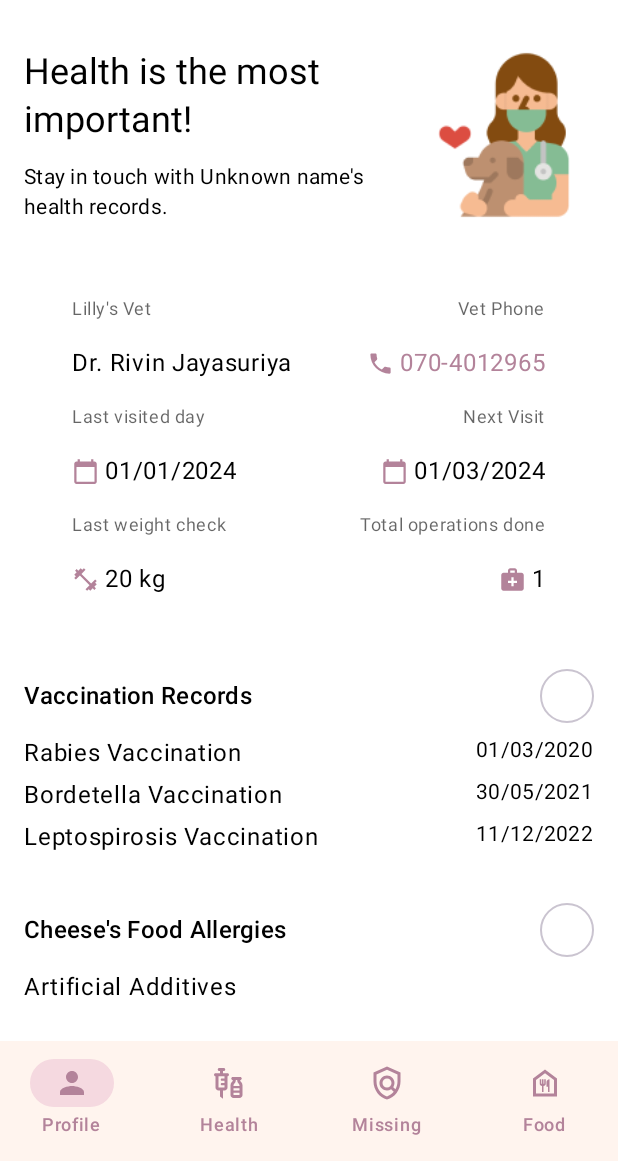
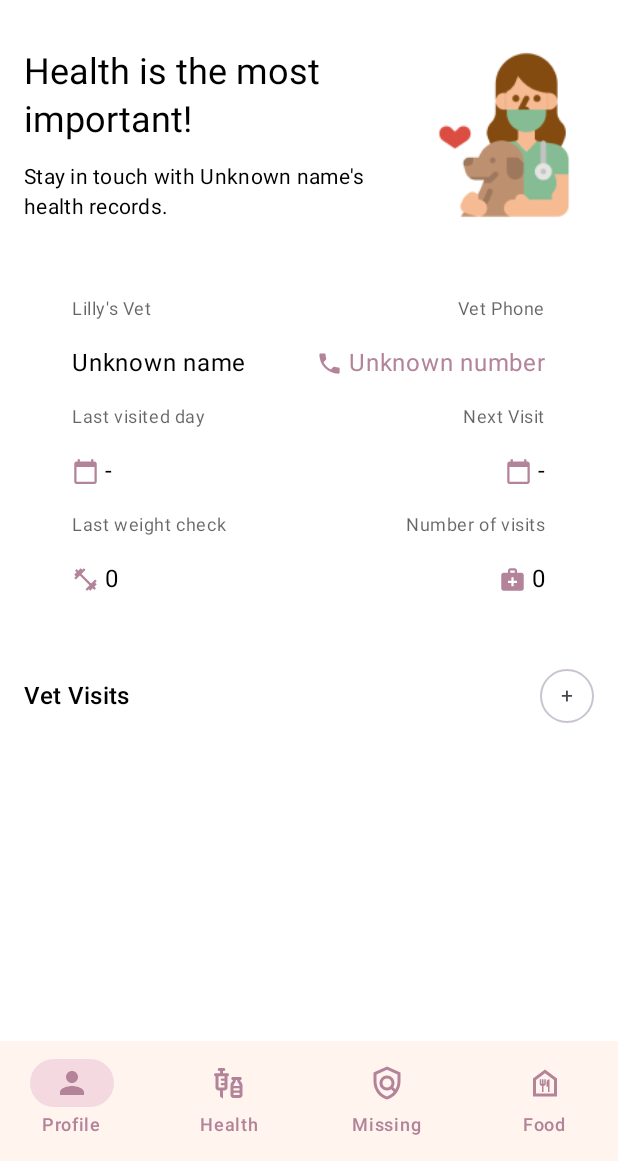
Before and after one commit to twqDaniell/PawPlan, an Android app built with Jetpack Compose: the HealthScreen screen opened through its navigation route, on a phone screen of 412 x 824 dp, the part 75-1236 px from its top. Run offline under Robolectric (Android 15) with nearby library versions, the phone set to English and light mode, and no system bars; our stand-ins replace Firebase (no records; nobody signed in at launch, a user with empty details on screens opened directly); pictures from the network do not load.

Commit message:
Show actual vet visits

```diff
--- a/app/src/main/java/com/example/pawplan/health/HealthScreen.kt
+++ b/app/src/main/java/com/example/pawplan/health/HealthScreen.kt
@@ -1,18 +1,39 @@
 package com.example.pawplan.health
 
+import android.util.Log
 import androidx.compose.foundation.layout.*
 import androidx.compose.runtime.Composable
+import androidx.compose.runtime.LaunchedEffect
 import androidx.compose.runtime.collectAsState
 import androidx.compose.runtime.getValue
+import androidx.compose.runtime.mutableStateOf
+import androidx.compose.runtime.remember
 import androidx.compose.ui.Modifier
 import androidx.compose.ui.unit.dp
 import androidx.lifecycle.viewmodel.compose.viewModel
 import com.example.pawplan.models.MainViewModel
+import com.google.firebase.firestore.FirebaseFirestore
+import kotlinx.coroutines.tasks.await
+import java.util.Calendar
+import java.util.Date
+
+data class VetVisit(
+    val petId: String = "",
+    val topic: String = "",
+    val visitDate: Date = Date()
+)
 
 @Composable
 fun HealthScreen(mainViewModel: MainViewModel = viewModel()) {
     val petDetails by mainViewModel.petDetails.collectAsState()
+    val vetVisits = remember { mutableStateOf<List<VetVisit>>(emptyList()) }
 
+    petDetails?.let { pet ->
+        LaunchedEffect(pet.petId) {
+            val visits = fetchVetVisitsForPet(pet.petId)
+            vetVisits.value = visits
+        }
+    }
     Column(
         modifier = Modifier
             .fillMaxSize()
@@ -21,10 +42,53 @@ fun HealthScreen(mainViewModel: MainViewModel = viewModel()) {
     ) {
         HeaderSection(petDetails?.petName ?: "Unknown name")
 
-        VetInfoSection()
+        VetInfoSection(petDetails?.vetId ?: "Unknown", findLastVisit(vetVisits.value), findNextVisit(vetVisits.value), vetVisits.value.size, petDetails?.petWeight ?: 0)
 
-        VaccinationRecordsSection()
-
-        FoodAllergiesSection()
+        VaccinationRecordsSection(vetVisits.value)
     }
 }
+
+suspend fun fetchVetVisitsForPet(petId: String): List<VetVisit> {
+    val firestore = FirebaseFirestore.getInstance()
+    return try {
+        val snapshot = firestore.collection("vetVisits")
+            .whereEqualTo("petId", petId)
+            .orderBy("visitDate", com.google.firebase.firestore.Query.Direction.DESCENDING)
+            .get()
+            .await() // Wait for the query to complete
+
+        // Map the documents to a list of VetVisit objects
+        snapshot.documents.mapNotNull { document ->
+            document.toObject(VetVisit::class.java)
+        }
+    } catch (e: Exception) {
+        Log.e("sss","Error fetching vet visits: ${e.message}")
+        emptyList()
+    }
+}
+
+fun findLastVisit(vetVisits: List<VetVisit>): VetVisit {
+    vetVisits.forEach { visit ->
+        if(visit.visitDate.before(Date())) {
+            return visit;
+        }
+    }
+
+    return VetVisit("-", "-", Date())
+}
+
+fun findNextVisit(vetVisits: List<VetVisit>): VetVisit {
+    val today = Calendar.getInstance()
+
+    vetVisits.reversed().forEach { visit ->
+        val targetDate = Calendar.getInstance()
+        targetDate.time = visit.visitDate
+
+        if(visit.visitDate.after(Date()) || today.get(Calendar.YEAR) == targetDate.get(Calendar.YEAR) &&
+            today.get(Calendar.DAY_OF_YEAR) == targetDate.get(Calendar.DAY_OF_YEAR)) {
+            return visit
+        }
+    }
+
+    return VetVisit("-", "-", Date())
+}
--- a/app/src/main/java/com/example/pawplan/health/VaccinationRecordsSection.kt
+++ b/app/src/main/java/com/example/pawplan/health/VaccinationRecordsSection.kt
@@ -2,19 +2,35 @@ package com.example.pawplan.health
 
 import androidx.compose.foundation.layout.Arrangement
 import androidx.compose.foundation.layout.Column
+import androidx.compose.foundation.layout.PaddingValues
 import androidx.compose.foundation.layout.Row
+import androidx.compose.foundation.layout.fillMaxSize
 import androidx.compose.foundation.layout.fillMaxWidth
 import androidx.compose.foundation.layout.size
+import androidx.compose.foundation.lazy.LazyColumn
+import androidx.compose.foundation.lazy.items
 import androidx.compose.material3.MaterialTheme
 import androidx.compose.material3.OutlinedButton
 import androidx.compose.material3.Text
 import androidx.compose.runtime.Composable
+import androidx.compose.runtime.LaunchedEffect
+import androidx.compose.runtime.collectAsState
+import androidx.compose.runtime.getValue
+import androidx.compose.runtime.mutableStateOf
+import androidx.compose.runtime.remember
 import androidx.compose.ui.Alignment
 import androidx.compose.ui.Modifier
 import androidx.compose.ui.unit.dp
+import com.google.firebase.firestore.FirebaseFirestore
+import kotlinx.coroutines.flow.MutableStateFlow
+import kotlinx.coroutines.flow.StateFlow
+import kotlinx.coroutines.tasks.await
+import java.text.SimpleDateFormat
+import java.util.Date
+import java.util.Locale
 
 @Composable
-fun VaccinationRecordsSection() {
+fun VaccinationRecordsSection(vetVisits: List<VetVisit>) {
     Column(
         modifier = Modifier.fillMaxWidth(),
         verticalArrangement = Arrangement.spacedBy(8.dp)
@@ -26,23 +42,31 @@ fun VaccinationRecordsSection() {
             verticalAlignment = Alignment.CenterVertically
         ) {
             Text(
-                text = "Vaccination Records",
+                text = "Vet Visits",
                 style = MaterialTheme.typography.titleMedium
             )
             OutlinedButton(
                 onClick = { /* Add vaccination logic */ },
+                contentPadding = PaddingValues(0.dp),
                 modifier = Modifier.size(36.dp) // Ensure consistent button size
             ) {
-                Text("+", style = MaterialTheme.typography.bodyLarge)
+                Text("+", style = MaterialTheme.typography.bodyMedium)
             }
         }
 
         // Vaccination List
-        Column(verticalArrangement = Arrangement.spacedBy(4.dp)) {
-            VaccinationRecordItem("Rabies Vaccination", "01/03/2020")
-            VaccinationRecordItem("Bordetella Vaccination", "30/05/2021")
-            VaccinationRecordItem("Leptospirosis Vaccination", "11/12/2022")
+        LazyColumn(
+            verticalArrangement = Arrangement.spacedBy(4.dp),
+            modifier = Modifier.fillMaxSize() // Ensure it takes available space
+        ) {
+            items(vetVisits) { visit ->
+                VaccinationRecordItem(
+                    visit.topic,
+                    SimpleDateFormat("dd/MM/yyyy", Locale.getDefault()).format(visit.visitDate)
+                )
+            }
         }
+
     }
 }
 
--- a/app/src/main/java/com/example/pawplan/health/VetInfoSection.kt
+++ b/app/src/main/java/com/example/pawplan/health/VetInfoSection.kt
@@ -18,12 +18,38 @@ import androidx.compose.material3.Icon
 import androidx.compose.material3.MaterialTheme
 import androidx.compose.material3.Text
 import androidx.compose.runtime.Composable
+import androidx.compose.runtime.LaunchedEffect
+import androidx.compose.runtime.collectAsState
+import androidx.compose.runtime.getValue
 import androidx.compose.ui.Alignment
 import androidx.compose.ui.Modifier
 import androidx.compose.ui.unit.dp
+import com.example.pawplan.models.PetDetails
+import com.example.pawplan.models.UserDetails
+import com.google.firebase.firestore.FirebaseFirestore
+import kotlinx.coroutines.flow.MutableStateFlow
+import kotlinx.coroutines.flow.StateFlow
+import java.text.SimpleDateFormat
+import java.util.Date
+import java.util.Locale
+
+data class VetDetails(
+    val vetId: String = "",
+    val vetName: String = "",
+    val phoneNumber: String = ""
+)
+
+private val _vetDetails = MutableStateFlow<VetDetails?>(null)
+val vetDetails: StateFlow<VetDetails?> get() = _vetDetails
 
 @Composable
-fun VetInfoSection() {
+fun VetInfoSection(vetId: String, lastVisit: VetVisit, nextVisit: VetVisit, numberOfVisits: Int, weight: Int) {
+    LaunchedEffect(vetId) {
+        fetchVetDetails(vetId)
+    }
+
+    val vetDetails by vetDetails.collectAsState()
+
     Box(
         modifier = Modifier
             .fillMaxWidth()
@@ -47,7 +73,7 @@ fun VetInfoSection() {
                     )
                 )
                 Text(
-                    text = "Dr. Rivin Jayasuriya",
+                    text = vetDetails?.vetName ?: "Unknown name",
                     style = MaterialTheme.typography.bodyLarge
                 )
 
@@ -67,7 +93,11 @@ fun VetInfoSection() {
                     )
                     Spacer(modifier = Modifier.width(4.dp))
                     Text(
-                        text = "01/01/2024",
+                        text = if (lastVisit.topic == "-") {
+                            "-"
+                        } else {
+                            SimpleDateFormat("dd/MM/yyyy", Locale.getDefault()).format(lastVisit.visitDate)
+                        },
                         style = MaterialTheme.typography.bodyLarge
                     )
                 }
@@ -88,7 +118,7 @@ fun VetInfoSection() {
                     )
                     Spacer(modifier = Modifier.width(4.dp))
                     Text(
-                        text = "20 kg",
+                        text = "${weight}",
                         style = MaterialTheme.typography.bodyLarge
                     )
                 }
@@ -117,7 +147,7 @@ fun VetInfoSection() {
                     )
                     Spacer(modifier = Modifier.width(4.dp))
                     Text(
-                        text = "070-4012965",
+                        text = vetDetails?.phoneNumber ?: "Unknown number",
                         style = MaterialTheme.typography.bodyLarge.copy(color = MaterialTheme.colorScheme.primary)
                     )
                 }
@@ -138,14 +168,18 @@ fun VetInfoSection() {
                     )
                     Spacer(modifier = Modifier.width(4.dp))
                     Text(
-                        text = "01/03/2024",
+                        text = if (nextVisit.topic == "-") {
+                            "-"
+                        } else {
+                            SimpleDateFormat("dd/MM/yyyy", Locale.getDefault()).format(nextVisit.visitDate)
+                        },
                         style = MaterialTheme.typography.bodyLarge
                     )
                 }
 
                 // Total operations done
                 Text(
-                    text = "Total operations done",
+                    text = "Number of visits",
                     style = MaterialTheme.typography.bodySmall.copy(
                         color = MaterialTheme.colorScheme.onSurface.copy(alpha = 0.6f)
                     )
@@ -159,7 +193,7 @@ fun VetInfoSection() {
                     )
                     Spacer(modifier = Modifier.width(4.dp))
                     Text(
-                        text = "1",
+                        text = "${numberOfVisits}",
                         style = MaterialTheme.typography.bodyLarge
                     )
                 }
@@ -167,3 +201,21 @@ fun VetInfoSection() {
         }
     }
 }
+
+fun fetchVetDetails(vetId: String) {
+    FirebaseFirestore.getInstance().collection("vets").document(vetId)
+        .get()
+        .addOnSuccessListener { document ->
+            if (document.exists()) {
+                val vetName = document.getString("vetName") ?: "Unknown"
+                val phoneNumber = document.getString("phoneNumber") ?: "Unknown"
+                // Use the backing property (_vetDetails) to update the state
+                _vetDetails.value = VetDetails(vetId, vetName, phoneNumber)
+            } else {
+                println("Vet document not found")
+            }
+        }
+        .addOnFailureListener { exception ->
+            println("Error fetching vet details: ${exception.message}")
+        }
+}
--- a/app/src/main/java/com/example/pawplan/models/MainViewModel.kt
+++ b/app/src/main/java/com/example/pawplan/models/MainViewModel.kt
@@ -24,7 +24,8 @@ data class PetDetails(
     val petColor: String = "",
     val petBirthDate: Date,
     val petAdoptionDate: Date,
-    val pictureUrl: String = ""
+    val picture: String = "",
+    val vetId: String = ""
 )
 
 class MainViewModel : ViewModel() {
@@ -70,7 +71,8 @@ class MainViewModel : ViewModel() {
                         petColor = firstPet.getString("petColor") ?: "Unknown",
                         petBirthDate = firstPet.getDate("petBirthDate") ?: Date(0), // Fallback to epoch
                         petAdoptionDate = firstPet.getDate("petAdoptionDate") ?: Date(0),
-                        pictureUrl = firstPet.getString("picture") ?: ""
+                        picture = firstPet.getString("picture") ?: "",
+                        vetId = firstPet.getString("vetId") ?: "Unknown"
                     )
                 }
             }
--- a/app/src/main/java/com/example/pawplan/profile/PetDetailsSection.kt
+++ b/app/src/main/java/com/example/pawplan/profile/PetDetailsSection.kt
@@ -45,7 +45,7 @@ fun PetDetailsSection(mainViewModel: MainViewModel = viewModel()) {
     ) {
         // Pet Image
         AsyncImage(
-            model = petDetails?.pictureUrl ?: R.drawable.placeholder,
+            model = petDetails?.picture ?: R.drawable.placeholder,
             contentDescription = "Pet Image",
             modifier = Modifier
                 .size(120.dp)
```
